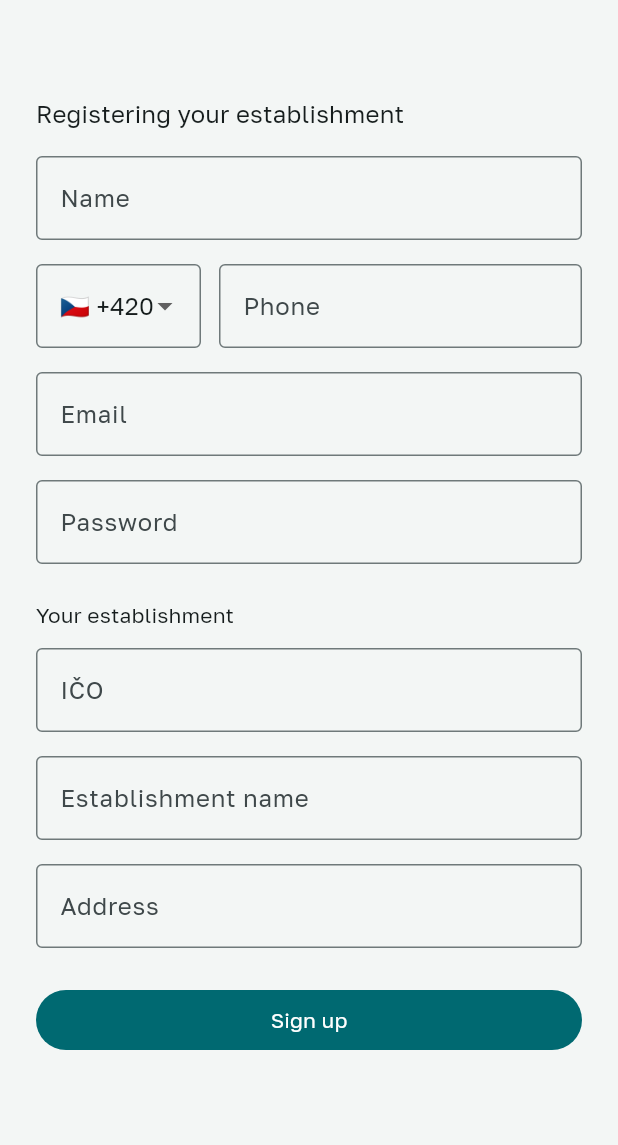
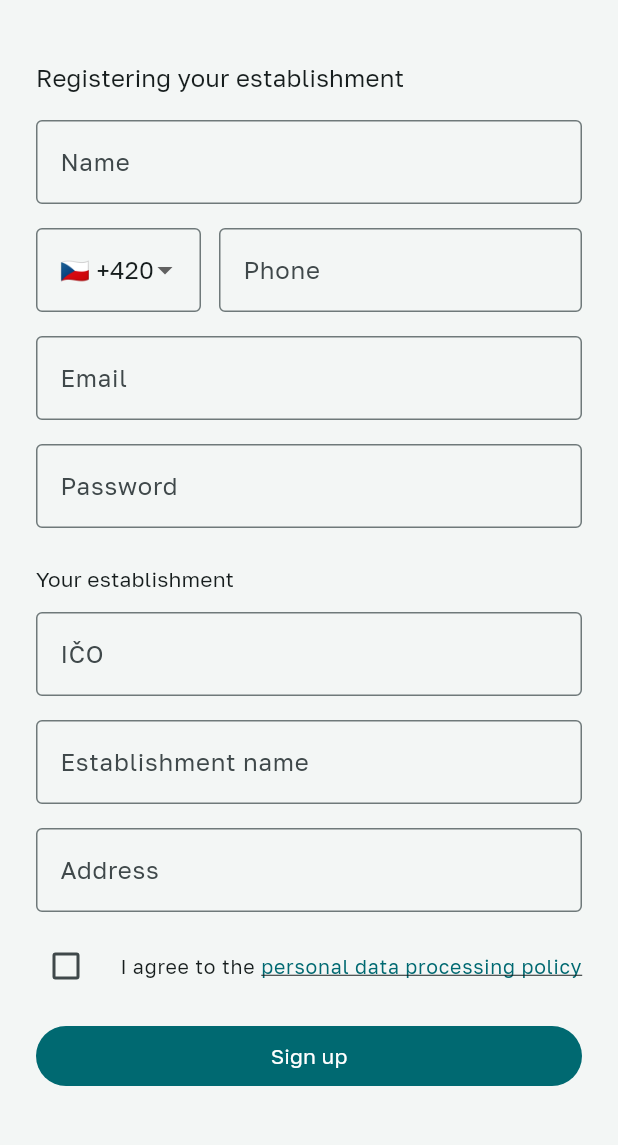
Before and after one commit to savvivs-droid/Project-service, a Flutter app: the RegisterScreen screen opened directly, on a phone screen of 412 x 824 dp, the part 84-1229 px from its top. Run offline on Flutter 3.47's test engine with Material 3 defaults, Android fonts, the phone set to English and light mode, and no system bars; our stand-ins replace firebase_core, firebase_messaging, flutter_dotenv, image_picker, shared_preferences, supabase_flutter; accounts and stored records are empty; network calls fail.

```diff
--- a/lib/features/auth/register_screen.dart
+++ b/lib/features/auth/register_screen.dart
@@ -10,6 +10,7 @@ import '../../core/widgets/app_brand.dart';
 import '../../core/widgets/language_switcher.dart';
 import '../../services/ares_service.dart';
 import '../../services/auth_repository.dart';
+import 'privacy_policy_screen.dart';
 
 class _CountryDialCode {
   const _CountryDialCode(this.flag, this.dialCode);
@@ -60,6 +61,7 @@ class _RegisterScreenState extends State<RegisterScreen> {
   _CountryDialCode _dialCode = _dialCodes.first;
 
   bool _isLoading = false;
+  bool _agreedToPrivacyPolicy = false;
 
   Timer? _icoDebounce;
   bool _isLookingUpIco = false;
@@ -110,6 +112,10 @@ class _RegisterScreenState extends State<RegisterScreen> {
 
   Future<void> _submit() async {
     if (!_formKey.currentState!.validate()) return;
+    if (!_agreedToPrivacyPolicy) {
+      _showMessage(context.l10n.registerPrivacyConsentRequired);
+      return;
+    }
 
     final phone = '${_dialCode.dialCode} ${_phoneController.text.trim()}';
 
@@ -307,7 +313,37 @@ class _RegisterScreenState extends State<RegisterScreen> {
                           ? context.l10n.registerAddressRequired
                           : null,
                     ),
-                    const SizedBox(height: 24),
+                    const SizedBox(height: 12),
+                    CheckboxListTile(
+                      value: _agreedToPrivacyPolicy,
+                      onChanged: (value) =>
+                          setState(() => _agreedToPrivacyPolicy = value ?? false),
+                      controlAffinity: ListTileControlAffinity.leading,
+                      contentPadding: EdgeInsets.zero,
+                      dense: true,
+                      title: Wrap(
+                        crossAxisAlignment: WrapCrossAlignment.center,
+                        children: [
+                          Text(context.l10n.registerPrivacyConsentPrefix),
+                          const SizedBox(width: 4),
+                          GestureDetector(
+                            onTap: () => Navigator.of(context).push(
+                              MaterialPageRoute(
+                                builder: (_) => const PrivacyPolicyScreen(),
+                              ),
+                            ),
+                            child: Text(
+                              context.l10n.registerPrivacyConsentLinkText,
+                              style: TextStyle(
+                                color: Theme.of(context).colorScheme.primary,
+                                decoration: TextDecoration.underline,
+                              ),
+                            ),
+                          ),
+                        ],
+                      ),
+                    ),
+                    const SizedBox(height: 12),
                     FilledButton(
                       onPressed: _isLoading ? null : _submit,
                       child: _isLoading
--- a/lib/l10n/app_en.arb
+++ b/lib/l10n/app_en.arb
@@ -783,5 +783,25 @@
   "resetPasswordGenericError": "Couldn't save the password. Try sending the reset link again.",
   "@resetPasswordGenericError": {
     "description": "Reset password: generic error"
+  },
+  "registerPrivacyConsentPrefix": "I agree to the",
+  "@registerPrivacyConsentPrefix": {
+    "description": "Register: privacy consent checkbox text before the link"
+  },
+  "registerPrivacyConsentLinkText": "personal data processing policy",
+  "@registerPrivacyConsentLinkText": {
+    "description": "Register: privacy consent checkbox link text"
+  },
+  "registerPrivacyConsentRequired": "Please confirm you agree to the personal data processing policy",
+  "@registerPrivacyConsentRequired": {
+    "description": "Register: privacy consent not checked error"
+  },
+  "privacyPolicyTitle": "Privacy Policy",
+  "@privacyPolicyTitle": {
+    "description": "Privacy policy screen title"
+  },
+  "privacyPolicyPlaceholder": "The personal data processing policy text will be added later. For questions about data processing, contact the service administrator.",
+  "@privacyPolicyPlaceholder": {
+    "description": "Privacy policy screen placeholder text"
   }
 }
```
Also changed, not shown: lib/features/auth/privacy_policy_screen.dart (added, +29 -0 lines), lib/l10n/app_cs.arb (+20 -0 lines), lib/l10n/app_ru.arb (+20 -0 lines), lib/l10n/app_vi.arb (+20 -0 lines), lib/l10n/generated/app_localizations.dart, lib/l10n/generated/app_localizations_cs.dart, lib/l10n/generated/app_localizations_en.dart, lib/l10n/generated/app_localizations_ru.dart, lib/l10n/generated/app_localizations_vi.dart.
